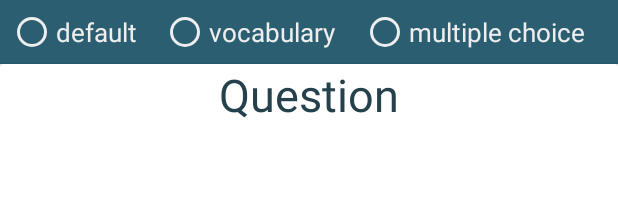
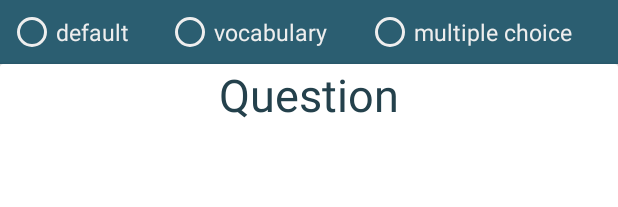
Before and after one commit to inv3rse/karteikartenApp, an Android app: the layout activity_card_edit.xml on its own in the app's theme, with its tools: preview values and no code run, on a phone screen of 412 x 824 dp. Shown: the top 207 px of the screen. Run offline under Robolectric (Android 15) with nearby library versions, the phone set to English and light mode, and no system bars.

Commit message:
RadioButtons überarbeitet

```diff
--- a/app/src/main/res/values/styles.xml
+++ b/app/src/main/res/values/styles.xml
@@ -45,7 +45,7 @@
     </style>
 
     <style name="RadioButtonStyle" parent="Base.Widget.AppCompat.CompoundButton.RadioButton">
-        <item name="android:textSize">17sp</item>
+        <item name="android:textSize">15sp</item>
         <item name="android:textColor">@color/colorFont</item>
     </style>
 
```
